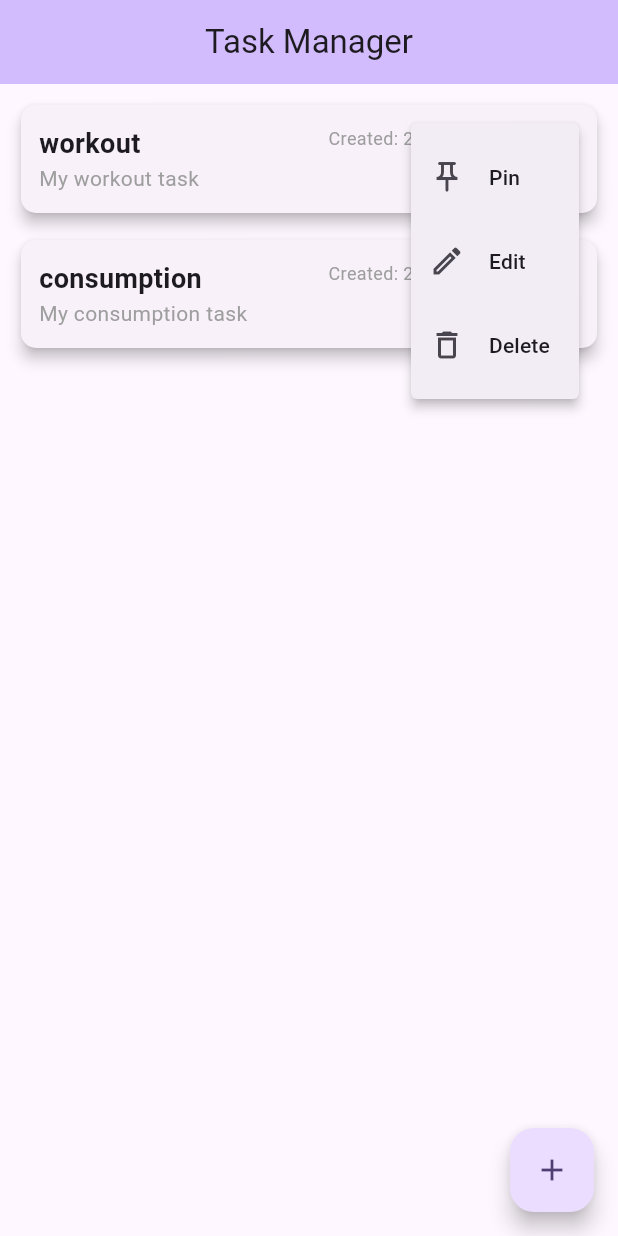
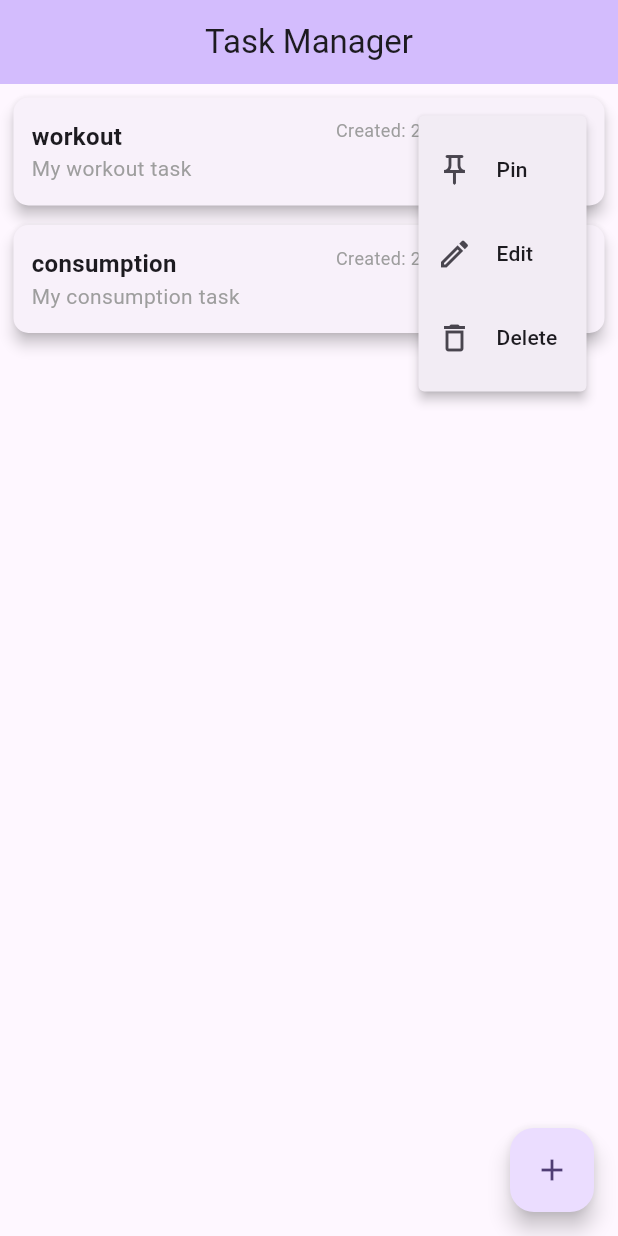
Before and after one commit to Am4m/Tasks, a Flutter app: the screen it shows after launch, after a tap on the "more vert" icon, on a phone screen of 412 x 824 dp. Run offline on Flutter 3.47's test engine with Material 3 defaults, Android fonts, the phone set to English and light mode, and no system bars.

```diff
--- a/lib/main.dart
+++ b/lib/main.dart
@@ -17,6 +17,26 @@ void main() {
     Task("Rice", Priority.high, Status.inProgress),
     Task("Coffe", Priority.low, Status.done),
     Task("Meat", Priority.medium, Status.todo),
+    Task("Water", Priority.high, Status.done),
+    Task("Water", Priority.high, Status.done),
+    Task("Water", Priority.high, Status.done),
+    Task("Water", Priority.high, Status.done),
+    Task("Water", Priority.high, Status.done),
+    Task("Water", Priority.high, Status.done),
+    Task("Water", Priority.high, Status.done),
+    Task("Water", Priority.high, Status.done),
+    Task("Water", Priority.high, Status.done),
+    Task("Water", Priority.high, Status.done),
+    Task("Water", Priority.high, Status.done),
+    Task("Water", Priority.high, Status.done),
+    Task("Water", Priority.high, Status.done),
+    Task("Water", Priority.high, Status.done),
+    Task("Water", Priority.high, Status.done),
+    Task("Water", Priority.high, Status.done),
+    Task("Water", Priority.high, Status.done),
+    Task("Water", Priority.high, Status.done),
+    Task("Water", Priority.high, Status.done),
+    Task("Water", Priority.high, Status.done),
   });
   TaskVault.list.addVault(workout);
   TaskVault.list.addVault(consumption);
--- a/lib/widget/task_card.dart
+++ b/lib/widget/task_card.dart
@@ -25,16 +25,19 @@ class TaskCard extends StatelessWidget {
           padding: const EdgeInsets.all(12),
           child: Row(
             mainAxisAlignment: MainAxisAlignment.spaceBetween,
+            mainAxisSize: MainAxisSize.min,
             children: [
-              Column(
+              Expanded(
+                child: Column(
                   crossAxisAlignment: CrossAxisAlignment.start,
                   children: [
                     Text(
                       vault.name,
                       style: const TextStyle(
                         fontWeight: FontWeight.bold,
-                      fontSize: 18,
+                        fontSize: 16,
                       ),
+                      overflow: TextOverflow.ellipsis,
                     ),
                     Text(
                       vault.description,
@@ -42,8 +45,10 @@ class TaskCard extends StatelessWidget {
                         fontSize: 14,
                         color: Colors.grey,
                       ),
+                      overflow: TextOverflow.ellipsis,
                     ),
                   ],
+                ),
               ),
               Row(
                 children: [
--- a/lib/widget/task_list.dart
+++ b/lib/widget/task_list.dart
@@ -30,7 +30,7 @@ class TaskList extends StatelessWidget {
               itemBuilder: (context, index) {
                 var vault = vaults[index];
                 return Container(
-                  margin: const EdgeInsets.only(top: 10, left: 10, right: 10),
+                  margin: const EdgeInsets.only(top: 5, left: 5, right: 5),
                   child: TaskCard(vault: vault),
                 );
               },
```
Also changed, not shown: lib/widget/task_table.dart (+12 -9 lines). Lines whose indentation alone changed are shown as unchanged.
